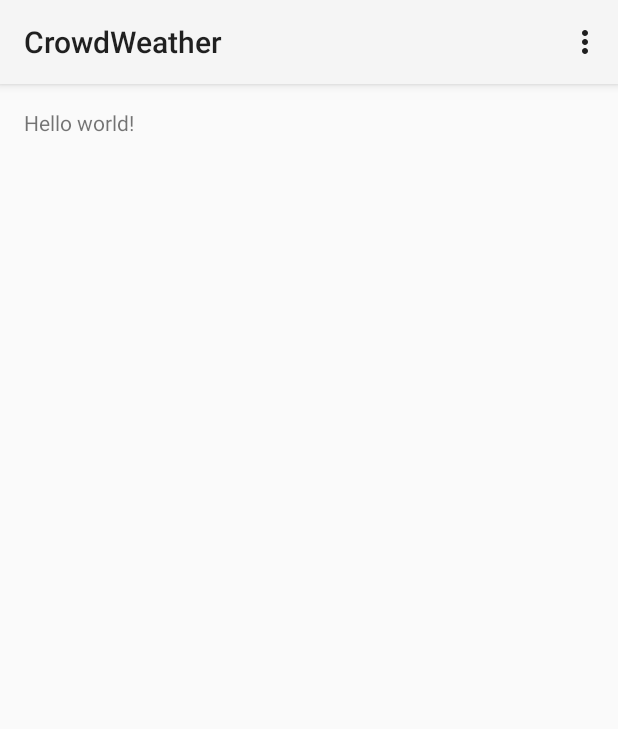
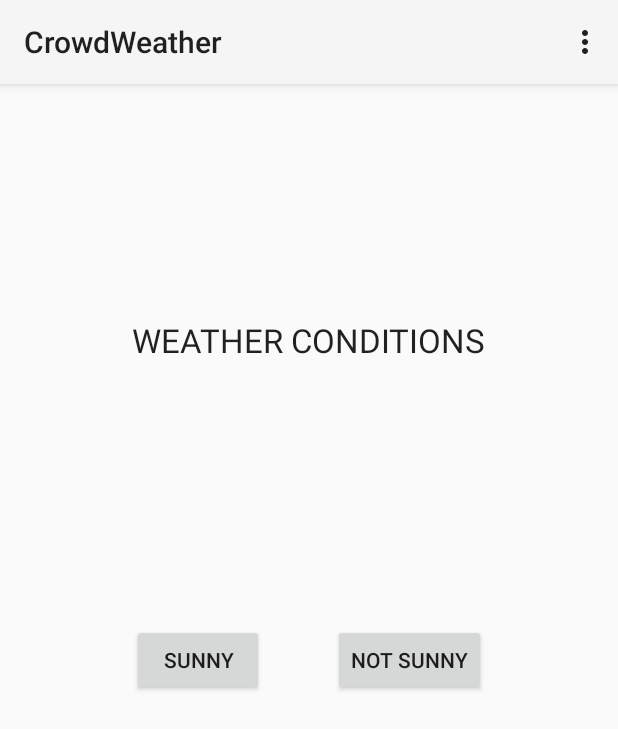
Before and after one commit to anthonymiyoro/firebase_android_experiment, an Android app: the screen it shows after launch (MainActivity), on a phone screen of 412 x 824 dp. Shown: the top 729 px of the screen. Run offline under Robolectric (Android 15) with nearby library versions, the phone set to English and light mode, and no system bars.

Commit message:
Finished U.I of the app

```diff
--- a/app/src/main/res/layout/activity_main.xml
+++ b/app/src/main/res/layout/activity_main.xml
@@ -5,7 +5,29 @@
     android:paddingTop="@dimen/activity_vertical_margin"
     android:paddingBottom="@dimen/activity_vertical_margin" tools:context=".MainActivity">
 
-    <TextView android:text="@string/hello_world" android:layout_width="wrap_content"
-        android:layout_height="wrap_content" />
+    <TextView
+        android:layout_width="wrap_content"
+        android:layout_height="wrap_content"
+        android:textAppearance="?android:attr/textAppearanceLarge"
+        android:text="WEATHER CONDITIONS"
+        android:id="@+id/textView"
+        android:layout_marginTop="140dp"
+        android:layout_alignParentTop="true"
+        android:layout_centerHorizontal="true" />
 
+    <Button
+        android:layout_width="wrap_content"
+        android:layout_height="wrap_content"
+        android:text="SUNNY"
+        android:id="@+id/button"
+        android:layout_centerVertical="true"
+        android:layout_alignStart="@+id/textView" />
+
+    <Button
+        android:layout_width="wrap_content"
+        android:layout_height="wrap_content"
+        android:text="NOT SUNNY"
+        android:id="@+id/button2"
+        android:layout_centerVertical="true"
+        android:layout_alignEnd="@+id/textView" />
 </RelativeLayout>
```
